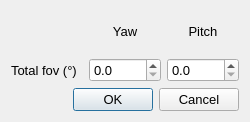
Before: the Qt Designer form papywizard/view/totalFovDialog.ui in bingostar89/Papywizard, drawn with Qt 5.
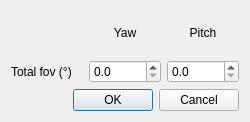
After: the same form once the commit is applied. Icons and pictures are not drawn.

Commit message: Reseted font size

The edit to the form file:
```diff
--- a/papywizard/view/totalFovDialog.ui
+++ b/papywizard/view/totalFovDialog.ui
@@ -9,11 +9,6 @@
     <height>122</height>
    </rect>
   </property>
-  <property name="font" >
-   <font>
-    <pointsize>10</pointsize>
-   </font>
-  </property>
   <property name="windowTitle" >
    <string>Total Fov</string>
   </property>
```
The commit also changes 1 other file.
